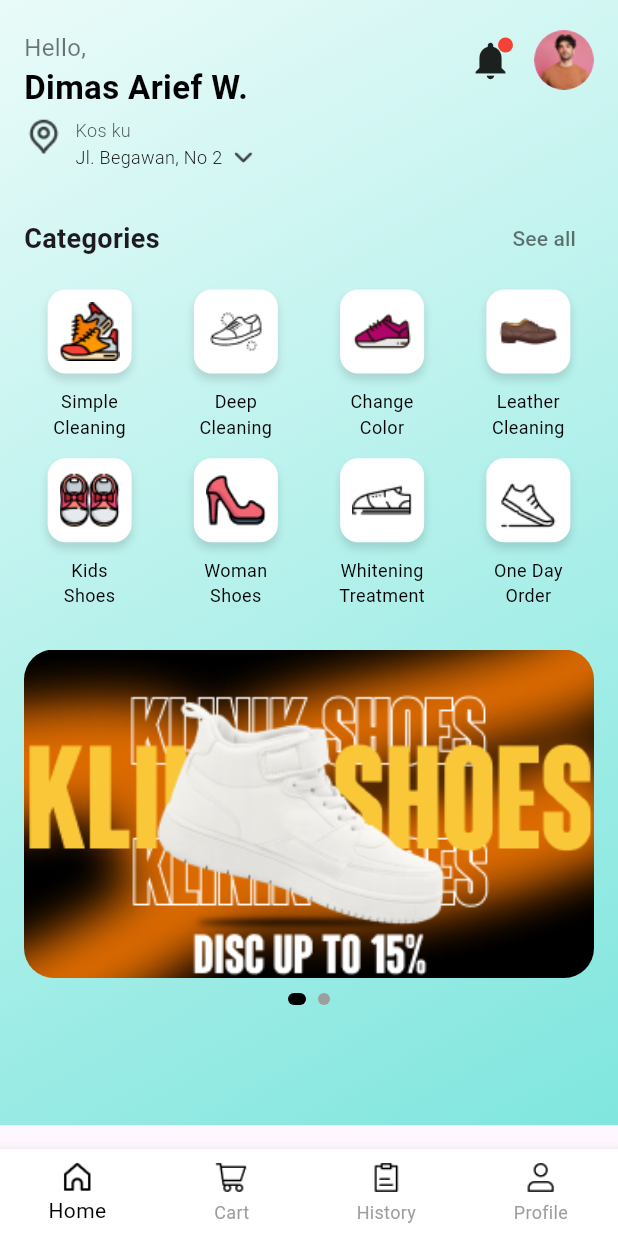
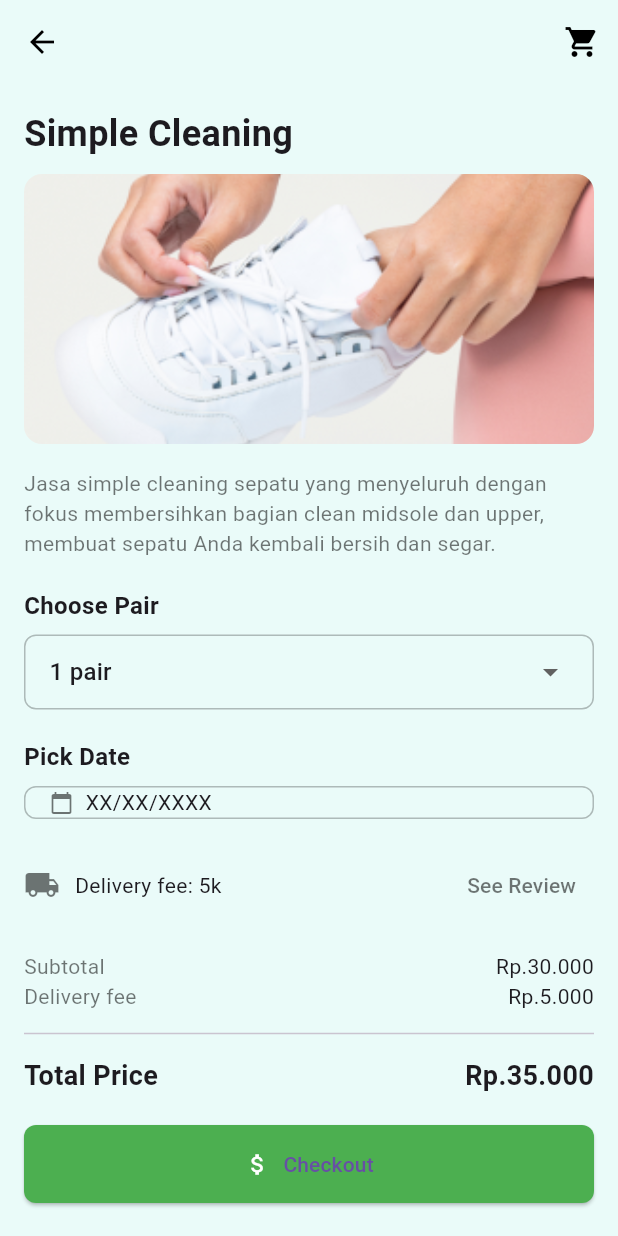
Before and after one commit to Dimas1409/Mobile-Project-Klinik-Shoes, a Flutter app: the HomePageView screen opened by its route, after a tap on an icon or button, on a phone screen of 412 x 824 dp. Run offline on Flutter 3.47's test engine with Material 3 defaults, Android fonts, the phone set to English and light mode, and no system bars; our stand-ins replace get; Roboto replaces fonts that are missing (Sora).

Commit message:
update 4

```diff
--- a/lib/Routes/routes.dart
+++ b/lib/Routes/routes.dart
@@ -1,5 +1,6 @@
 import 'package:get/get.dart';
 import 'package:klinik_shoes_project/module/cart_page/view/cart_page_view.dart';
+import 'package:klinik_shoes_project/module/categories_page/view/simple_cleaning_view.dart';
 import 'package:klinik_shoes_project/module/login_page/view/login_page_view.dart';
 import 'package:klinik_shoes_project/module/signup_page/view/signup_page_view.dart';
 import 'package:klinik_shoes_project/module/welcome_page/view/welcome_page_view.dart';
@@ -14,6 +15,7 @@ class AppRoutes {
   static const String signup = '/signup';
   static const String home = '/home';
   static const String cart = '/cart';
+  static const String simple_cleaning = '/simple';
 
   // Getter untuk rute awal
   static String getHomeRoute() => welcome;
@@ -37,7 +39,11 @@ class AppRoutes {
       name: home,
     ),
     GetPage(
-      page: () => CartPage()
-    , name: cart)
+      page: () => CartPage() ,
+      name: cart
+    ),
+    GetPage(
+      page: () => SimpleCleaningView() ,
+      name: simple_cleaning)
   ];
 }
--- a/lib/main.dart
+++ b/lib/main.dart
@@ -1,6 +1,7 @@
 import 'package:flutter/material.dart';
 import 'package:get/get.dart';
 import 'package:klinik_shoes_project/Routes/routes.dart';
+import 'package:klinik_shoes_project/module/categories_page/view/simple_cleaning_view.dart';
  // Import homepage view jika ada
 
 void main() {
@@ -15,6 +16,7 @@ class MyApp extends StatelessWidget {
       theme: ThemeData(
         primarySwatch: Colors.teal,
       ),
+      // home: SimpleCleaningView(),
       initialRoute: AppRoutes.getHomeRoute(),
       getPages: AppRoutes.routes,
     );
--- /dev/null
+++ b/lib/module/categories_page/view/simple_cleaning_view.dart
@@ -0,0 +1,168 @@
+import 'package:flutter/material.dart';
+// import 'package:get/get.dart';
+import 'package:klinik_shoes_project/core.dart';
+
+class SimpleCleaningView extends StatelessWidget {
+  @override
+  Widget build(BuildContext context) {
+    return Scaffold(
+      backgroundColor: Color(0xFFEAFBF9), // Background warna hijau muda
+      appBar: AppBar(
+        elevation: 0,
+        backgroundColor: Colors.transparent,
+        leading: IconButton(
+          icon: Icon(Icons.arrow_back, color: Colors.black),
+          onPressed: () {
+            Get.to(HomePageView(controller: HomePageController())); // Menggunakan GetX untuk kembali ke halaman sebelumnya
+          },
+        ),
+        actions: [
+          IconButton(
+            icon: Icon(Icons.shopping_cart, color: Colors.black),
+            onPressed: () {},
+          ),
+        ],
+      ),
+      body: SingleChildScrollView(
+        child: Padding(
+          padding: const EdgeInsets.all(16.0),
+          child: Column(
+            crossAxisAlignment: CrossAxisAlignment.start,
+            children: [
+              Text(
+                "Simple Cleaning",
+                style: TextStyle(
+                  fontSize: 24,
+                  fontWeight: FontWeight.bold,
+                ),
+              ),
+              SizedBox(height: 10),
+              Container(
+                width: double.infinity,
+                height: 180,
+                decoration: BoxDecoration(
+                  borderRadius: BorderRadius.circular(12.0),
+                  image: DecorationImage(
+                    image: AssetImage('asset/simple_cleaning_logo.png'), // Gambar
+                    fit: BoxFit.cover,
+                  ),
+                ),
+              ),
+              SizedBox(height: 16),
+              Text(
+                "Jasa simple cleaning sepatu yang menyeluruh dengan fokus membersihkan bagian clean midsole dan upper, membuat sepatu Anda kembali bersih dan segar.",
+                style: TextStyle(
+                  fontSize: 14,
+                  color: Colors.black54,
+                ),
+              ),
+              SizedBox(height: 20),
+              Text(
+                "Choose Pair",
+                style: TextStyle(fontSize: 16, fontWeight: FontWeight.bold),
+              ),
+              SizedBox(height: 8),
+              Container(
+                padding: EdgeInsets.symmetric(horizontal: 16.0),
+                decoration: BoxDecoration(
+                  border: Border.all(color: Colors.black26),
+                  borderRadius: BorderRadius.circular(8.0),
+                ),
+                child: DropdownButtonHideUnderline(
+                  child: DropdownButton<String>(
+                    isExpanded: true,
+                    value: '1 pair',
+                    items: [
+                      DropdownMenuItem(value: '1 pair', child: Text('1 pair')),
+                      DropdownMenuItem(value: '2 pair', child: Text('2 pair')),
+                      DropdownMenuItem(value: '3 pair', child: Text('3 pair')),
+                    ],
+                    onChanged: (value) {},
+                  ),
+                ),
+              ),
+              SizedBox(height: 20),
+              Text(
+                "Pick Date",
+                style: TextStyle(fontSize: 16, fontWeight: FontWeight.bold),
+              ),
+              SizedBox(height: 8),
+              Container(
+                padding: EdgeInsets.symmetric(horizontal: 16.0),
+                decoration: BoxDecoration(
+                  border: Border.all(color: Colors.black26),
+                  borderRadius: BorderRadius.circular(8.0),
+                ),
+                child: Row(
+                  children: [
+                    Icon(Icons.calendar_today, size: 16, color: Colors.black54),
+                    SizedBox(width: 8),
+                    Text('XX/XX/XXXX'),
+                  ],
+                ),
+              ),
+              SizedBox(height: 20),
+              Row(
+                children: [
+                  Icon(Icons.local_shipping, color: Colors.black54),
+                  SizedBox(width: 10),
+                  Text('Delivery fee: 5k'),
+                  Spacer(),
+                  TextButton(
+                    onPressed: () {},
+                    child: Text('See Review', style: TextStyle(color: Colors.black54)),
+                  ),
+                ],
+              ),
+              SizedBox(height: 20),
+              Row(
+                mainAxisAlignment: MainAxisAlignment.spaceBetween,
+                children: [
+                  Text("Subtotal", style: TextStyle(color: Colors.black54)),
+                  Text("Rp.30.000"),
+                ],
+              ),
+              Row(
+                mainAxisAlignment: MainAxisAlignment.spaceBetween,
+                children: [
+                  Text("Delivery fee", style: TextStyle(color: Colors.black54)),
+                  Text("Rp.5.000"),
+                ],
+              ),
+              Divider(height: 30, thickness: 1),
+              Row(
+                mainAxisAlignment: MainAxisAlignment.spaceBetween,
+                children: [
+                  Text(
+                    "Total Price",
+                    style: TextStyle(fontWeight: FontWeight.bold, fontSize: 18),
+                  ),
+                  Text(
+                    "Rp.35.000",
+                    style: TextStyle(fontWeight: FontWeight.bold, fontSize: 18),
+                  ),
+                ],
+              ),
+              SizedBox(height: 20),
+              Container(
+                width: double.infinity,
+                child: ElevatedButton.icon(
+                  onPressed: () {},
+                  icon: Icon(Icons.attach_money, color: Colors.white),
+                  label: Text("Checkout"),
+                  style: ElevatedButton.styleFrom(
+                    padding: EdgeInsets.symmetric(vertical: 16.0),
+                    backgroundColor: Colors.green,
+                    shape: RoundedRectangleBorder(
+                      borderRadius: BorderRadius.circular(8.0),
+                    ),
+                  ),
+                ),
+              ),
+            ],
+          ),
+        ),
+      ),
+    );
+  }
+}
--- a/lib/module/homepage/view/homepage_view.dart
+++ b/lib/module/homepage/view/homepage_view.dart
@@ -1,5 +1,9 @@
 import 'package:flutter/material.dart';
+import 'package:klinik_shoes_project/Routes/routes.dart';
+import 'package:klinik_shoes_project/core.dart';
+import 'package:klinik_shoes_project/module/categories_page/view/simple_cleaning_view.dart';
 import 'package:klinik_shoes_project/module/homepage/controller/homepage_controller.dart';
+import 'package:get/get.dart' as getX;
 
 class HomePageView extends StatefulWidget {
   final HomePageController controller; // Tambahkan parameter controller
@@ -236,7 +240,9 @@ class _HomePageViewState extends State<HomePageView> {
   Widget _buildCategoryItem(String title, String assetPath) {
     return GestureDetector(
       onTap: () {
-        widget.controller.onCategorySelected(title); // Ganti controller ke widget.controller
+        if (title == 'Simple\nCleaning') {
+        getX.Get.toNamed(AppRoutes.simple_cleaning);
+        } // Ganti controller ke widget.controller
       },
       child: Column(
         mainAxisAlignment: MainAxisAlignment.center, // Center vertically
--- a/pubspec.yaml
+++ b/pubspec.yaml
@@ -83,6 +83,7 @@ flutter:
     - asset/history-icon.png
     - asset/user-icon.png
     - asset/one_day_order.png
+    - asset/simple_cleaning_logo.png
 
   # To add assets to your application, add an assets section, like this:
   # assets:
```
Also changed, not shown: asset/simple_cleaning_logo.png (added).
